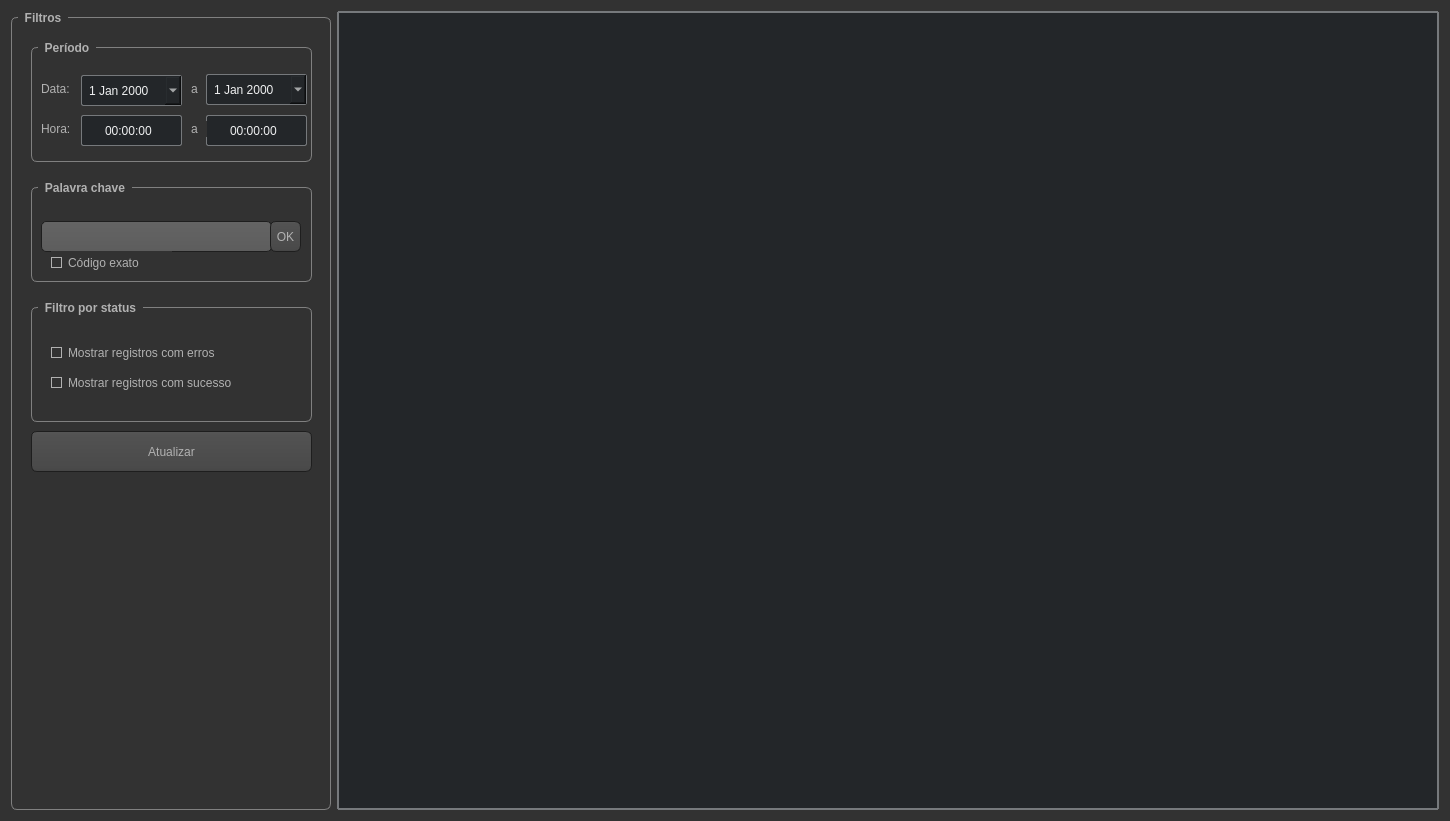
nettoflix/MagoSend, file CHistoricoForm.ui: the form before one commit.
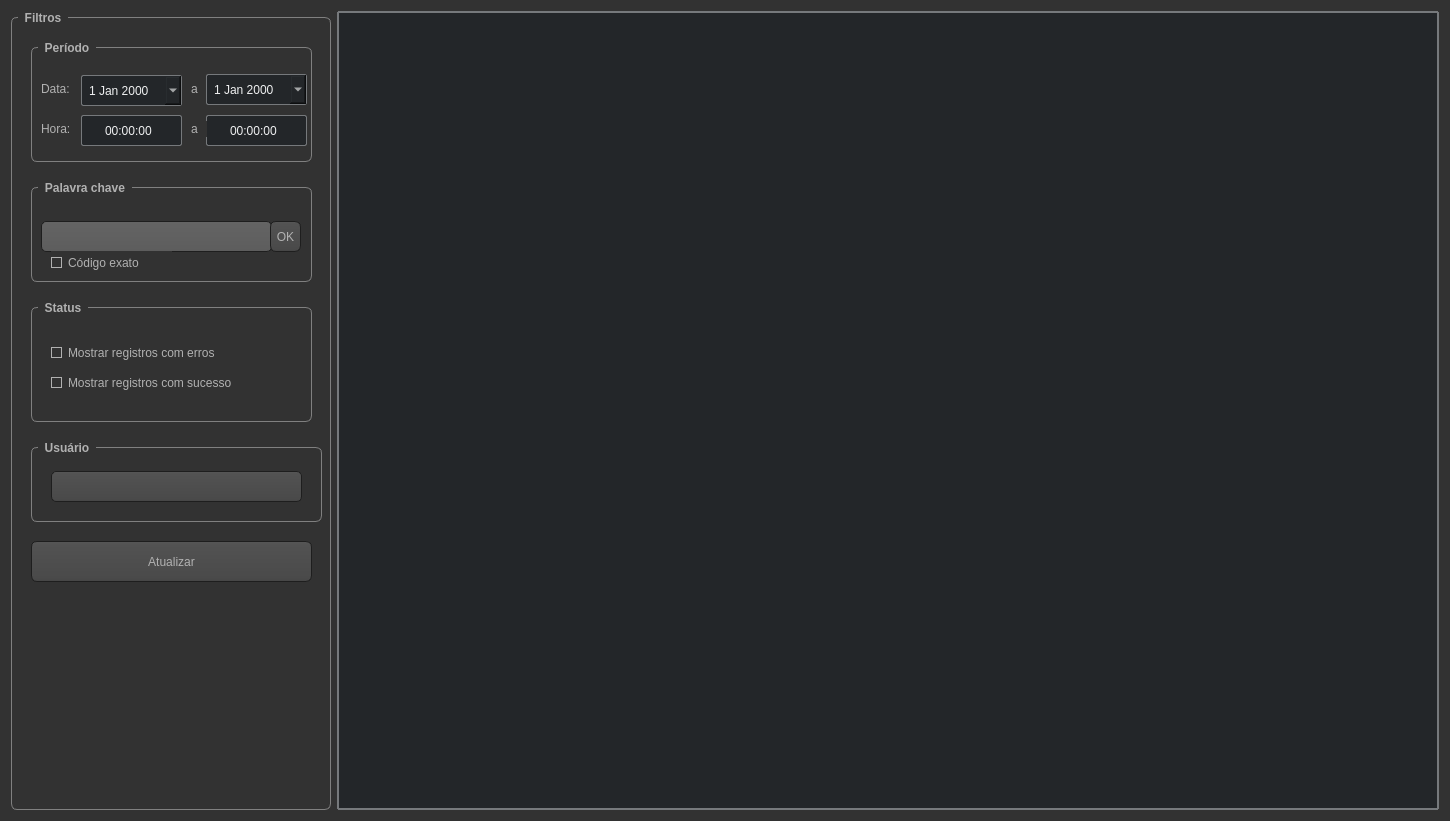
The form after the commit. Icons and pictures are not drawn.

```diff
--- a/CHistoricoForm.ui
+++ b/CHistoricoForm.ui
@@ -905,7 +905,7 @@
         <property name="geometry">
          <rect>
           <x>20</x>
-          <y>420</y>
+          <y>530</y>
           <width>281</width>
           <height>41</height>
          </rect>
@@ -939,7 +939,7 @@
          </rect>
         </property>
         <property name="title">
-         <string>Filtro por status</string>
+         <string>Status</string>
         </property>
         <widget class="QCheckBox" name="cb_showErrors">
          <property name="geometry">
@@ -968,6 +968,29 @@
          </property>
         </widget>
        </widget>
+       <widget class="QGroupBox" name="groupBox_2">
+        <property name="geometry">
+         <rect>
+          <x>20</x>
+          <y>430</y>
+          <width>291</width>
+          <height>81</height>
+         </rect>
+        </property>
+        <property name="title">
+         <string>Usuário</string>
+        </property>
+        <widget class="QComboBox" name="cb_usuarios">
+         <property name="geometry">
+          <rect>
+           <x>20</x>
+           <y>30</y>
+           <width>251</width>
+           <height>31</height>
+          </rect>
+         </property>
+        </widget>
+       </widget>
       </widget>
      </item>
      <item>
```
